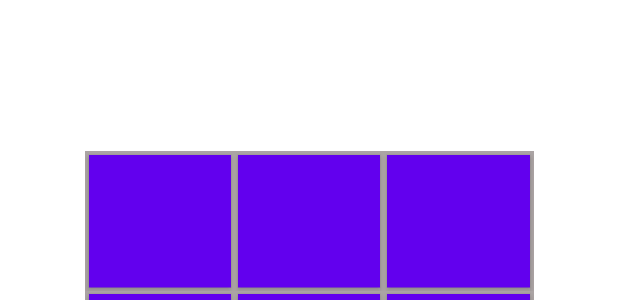
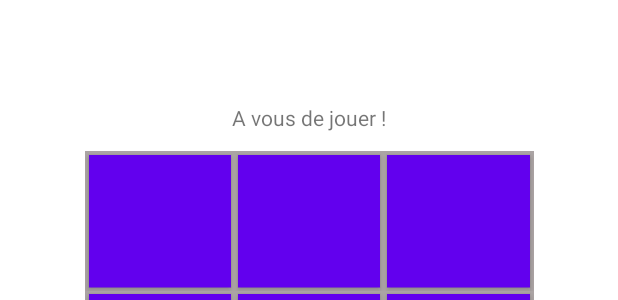
Before and after one commit to faniryxx/morisen, an Android app: the layout activity_game.xml on its own in the app's theme, with its tools: preview values and no code run, on a phone screen of 412 x 824 dp. Shown: the part 410-710 px from the top of the screen. Run offline under Robolectric (Android 15) with nearby library versions, the phone set to English and light mode, and no system bars.

Commit message:
Got the game working

```diff
--- a/app/src/main/java/fr/isen/morisen/MainActivity.java
+++ b/app/src/main/java/fr/isen/morisen/MainActivity.java
@@ -54,6 +54,7 @@ public class MainActivity extends AppCompatActivity {
     @Override
     protected void onDestroy(){
         super.onDestroy();
+        mDatabase.child("salon1").child("auTourDe").setValue(1);
         mDatabase.child("salon1").child("joueurs").child("joueur1").child("telephone").setValue("");
         mDatabase.child("salon1").child("joueurs").child("joueur1").child("pseudo").setValue("");
         mDatabase.child("salon1").child("joueurs").child("joueur2").child("telephone").setValue("");
--- a/app/src/main/res/layout/activity_game.xml
+++ b/app/src/main/res/layout/activity_game.xml
@@ -38,6 +38,7 @@
         app:layout_constraintTop_toBottomOf="@+id/statusTextView" />
 
     <TableLayout
+        android:id="@+id/tableLayout"
         android:layout_width="299dp"
         android:layout_height="280dp"
         android:background="#5B150000"
@@ -192,4 +193,17 @@
         </TableRow>
     </TableLayout>
 
+    <TextView
+        android:id="@+id/tourTextView"
+        android:layout_width="226dp"
+        android:layout_height="32dp"
+        android:text="A vous de jouer !"
+        android:textAlignment="center"
+        app:layout_constraintBottom_toTopOf="@+id/tableLayout"
+        app:layout_constraintEnd_toEndOf="parent"
+        app:layout_constraintHorizontal_bias="0.497"
+        app:layout_constraintStart_toStartOf="parent"
+        app:layout_constraintTop_toBottomOf="@+id/opponentTextView"
+        app:layout_constraintVertical_bias="1.0" />
+
 </androidx.constraintlayout.widget.ConstraintLayout>
```
Also changed, not shown: app/src/main/java/fr/isen/morisen/GameActivity.java (+64 -39 lines), app/src/main/res/mipmap-hdpi/croix_foreground.png, app/src/main/res/mipmap-mdpi/croix_foreground.png, app/src/main/res/mipmap-xhdpi/croix_foreground.png, app/src/main/res/mipmap-xxhdpi/croix_foreground.png, app/src/main/res/mipmap-xxxhdpi/croix_foreground.png.
